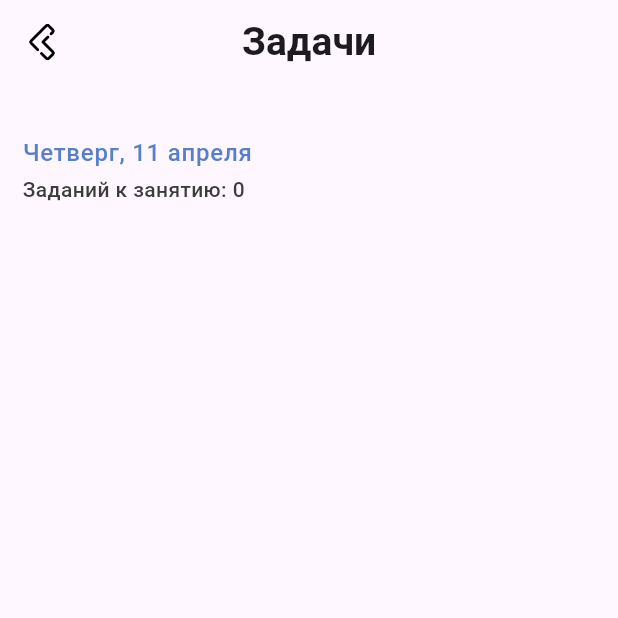
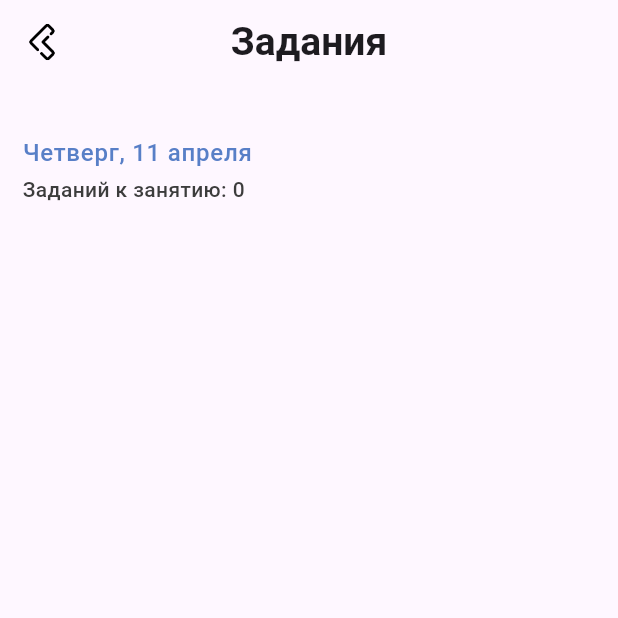
Before and after one commit to yngve3/ScheduleForICTISFlutter, a Flutter app: the CoupleNotesListPage screen opened directly, after a tap on "Добавить задание", on a phone screen of 412 x 824 dp, the top half of it. Run offline on Flutter 3.47's test engine with Material 3 defaults, Android fonts, the phone set to English and light mode, and no system bars; our stand-ins replace bloc, flutter_bloc, flutter_expandable_fab, freezed_annotation, go_router, objectbox and 1 more; generated files the repository leaves out were written again.

Commit message:
Adding, deleting, modifying tasks works now.

```diff
--- a/lib/data/repositories/notes_repository.dart
+++ b/lib/data/repositories/notes_repository.dart
@@ -10,8 +10,10 @@ class NotesRepository {
     _notesBox = objectBox.store.box<Note>();
   }
 
-  Future<List<Note>> getNotesByCoupleID(String coupleID) {
-    return _notesBox.query(Note_.coupleID.equals(coupleID)).build().findAsync();
+  Stream<List<Note>> getNotesByCoupleID(String coupleID) {
+    return _notesBox.query(Note_.coupleID.equals(coupleID))
+        .watch(triggerImmediately: true)
+        .map((event) => event.find());
   }
 
   Future<Note?> getNote(int noteID) {
--- a/lib/domain/interactors/notes_interactor.dart
+++ b/lib/domain/interactors/notes_interactor.dart
@@ -15,7 +15,7 @@ class NotesInteractor {
     return Couple.fromCoupleDB(coupleDB);
   }
 
-  Future<List<Note>> getNotesByCoupleID(String coupleID) {
+  Stream<List<Note>> getNotesByCoupleID(String coupleID) {
     return _notesRepository.getNotesByCoupleID(coupleID);
   }
 
@@ -24,14 +24,18 @@ class NotesInteractor {
   }
 
   void addNote({
+    int? noteID,
     required String title,
     required DateTime date,
-    required String coupleID
+    required String coupleID,
+    String? description
   }) {
     _notesRepository.addNote(Note(
+      id: noteID ?? 0,
       title: title,
       date: date,
       coupleID: coupleID,
+      description: description
     ));
   }
 
--- a/lib/domain/models/note/note.dart
+++ b/lib/domain/models/note/note.dart
@@ -2,13 +2,15 @@ import 'package:objectbox/objectbox.dart';
 
 @Entity()
 class Note {
-  @Id() int id = 0;
+  @Id() int id;
   final String title;
   final String? description;
+  @Property(type: PropertyType.date)
   final DateTime date;
   final String coupleID;
 
   Note({
+    required this.id,
     required this.title,
     required this.date,
     required this.coupleID,
--- a/lib/presentation/pages/notes/couple_notes_list/couple_notes_list.dart
+++ b/lib/presentation/pages/notes/couple_notes_list/couple_notes_list.dart
@@ -29,7 +29,7 @@ class CoupleNotesListPage extends StatelessWidget {
           return Scaffold(
             appBar: MyAppBar(
               appBar: AppBar(),
-              title: 'Задачи',
+              title: 'Задания',
             ),
             body: Padding(
               padding: const EdgeInsets.symmetric(horizontal: 15),
@@ -45,7 +45,8 @@ class CoupleNotesListPage extends StatelessWidget {
                     "Заданий к занятию: ${state.notes.length}",
                     style: context.textTheme.bodyMedium,
                   ),
-                  NotesList(notes: state.notes),
+                  const SizedBox(height: 10),
+                  NotesList(notes: state.notes, coupleID: coupleID ?? ""),
                   FilledButton(
                     onPressed: () => context.go(Routes.addNote.path({"couple_id": coupleID})),
                     child: const Text("Добавить задание"),
@@ -63,15 +64,23 @@ class CoupleNotesListPage extends StatelessWidget {
 class NotesListItem extends StatelessWidget {
   const NotesListItem({
     super.key,
-    required this.note
+    required this.note,
+    required this.coupleID
   });
 
   final Note note;
+  final String coupleID;
 
   @override
   Widget build(BuildContext context) {
-    return Card(
-      child: Text(note.title, style: context.textTheme.bodyLarge),
+    return GestureDetector(
+      onTap: () => context.go(Routes.noteInfo.path({"couple_id": coupleID, "note_id": note.id})),
+      child: Card(
+        child: Padding(
+          padding: const EdgeInsets.all(20),
+          child: Text(note.title, style: context.textTheme.bodyLarge),
+        ),
+      ),
     );
   }
 }
@@ -80,17 +89,23 @@ class NotesListItem extends StatelessWidget {
 class NotesList extends StatelessWidget {
   const NotesList({
     super.key,
-    required this.notes
+    required this.notes,
+    required this.coupleID
   });
 
   final List<Note> notes;
+  final String coupleID;
 
   @override
   Widget build(BuildContext context) {
     return Expanded(
       child: SingleChildScrollView(
         child: Column(
-          children: notes.map((element) => NotesListItem(note: element)).toList(),
+          crossAxisAlignment: CrossAxisAlignment.stretch,
+          children: notes.map((element) => NotesListItem(
+            note: element,
+            coupleID: coupleID,
+          )).toList(),
         ),
       ),
     );
--- a/lib/presentation/pages/notes/couple_notes_list/cubit/couple_notes_list_cubit.dart
+++ b/lib/presentation/pages/notes/couple_notes_list/cubit/couple_notes_list_cubit.dart
@@ -1,20 +1,31 @@
+import 'dart:async';
+
 import 'package:flutter_bloc/flutter_bloc.dart';
 import 'package:schedule_for_ictis_flutter/domain/interactors/notes_interactor.dart';
 
+import '../../../../../domain/models/note/note.dart';
 import 'couple_notes_list_state.dart';
 
 class CoupleNotesListCubit extends Cubit<CoupleNotesListState> {
   CoupleNotesListCubit() : super(const CoupleNotesListState());
 
   final NotesInteractor _notesInteractor = NotesInteractor();
+  late StreamSubscription<List<Note>> subscription;
 
   void loadState(String? coupleID) async {
     if (coupleID == null) return;
     final couple = await _notesInteractor.getCoupleByID(coupleID);
-    final notes = await _notesInteractor.getNotesByCoupleID(coupleID);
-    emit(CoupleNotesListState(
-      couple: couple,
-      notes: notes
-    ));
+    subscription = _notesInteractor.getNotesByCoupleID(coupleID).listen((notes) {
+      emit(CoupleNotesListState(
+          couple: couple,
+          notes: notes
+      ));
+    });
+  }
+
+  @override
+  Future<void> close() {
+    subscription.cancel();
+    return super.close();
   }
 }
--- a/lib/presentation/pages/notes/note_add/cubit/note_add_cubit.dart
+++ b/lib/presentation/pages/notes/note_add/cubit/note_add_cubit.dart
@@ -10,9 +10,11 @@ class NoteAddCubit extends Cubit<NoteAddState> {
 
   void addNote() {
     _interactor.addNote(
+      noteID: state.noteID,
       title: state.title,
       date: state.date ?? DateTime.now(),
-      coupleID: state.coupleID
+      coupleID: state.coupleID,
+      description: state.description
     );
   }
 
@@ -35,7 +37,8 @@ class NoteAddCubit extends Cubit<NoteAddState> {
 
     emit(state.copyWith(
       title: note.title,
-      description: note.description
+      description: note.description,
+      noteID: note.id
     ));
   }
 
--- a/lib/presentation/pages/notes/note_add/cubit/note_add_state.dart
+++ b/lib/presentation/pages/notes/note_add/cubit/note_add_state.dart
@@ -10,7 +10,8 @@ class NoteAddState with _$NoteAddState {
     String? description,
     @Default("") String discipline,
     DateTime? date,
-    @Default(false) isButtonSaveEnabled
+    @Default(false) isButtonSaveEnabled,
+    int? noteID
   }) = _NoteAddState;
 
 }
--- a/lib/presentation/pages/notes/note_add/note_add_page.dart
+++ b/lib/presentation/pages/notes/note_add/note_add_page.dart
@@ -64,7 +64,10 @@ class NoteAddPage extends StatelessWidget {
                     ),
                   ),
                   FilledButton(
-                    onPressed: () => cubit.addNote(),
+                    onPressed: () {
+                      cubit.addNote();
+                      context.pop();
+                    },
                     child: const Text("Сохранить"),
                   )
                 ],
```
Also changed, not shown: lib/presentation/pages/notes/note_info/cubit/note_info_cubit.dart (added, +28 -0 lines), lib/presentation/pages/notes/note_info/cubit/note_info_state.dart (added, +14 -0 lines), lib/presentation/pages/notes/note_info/note_info_page.dart (+86 -2 lines), lib/presentation/route/router.dart (+5 -2 lines), lib/objectbox.g.dart, lib/presentation/pages/notes/note_add/cubit/note_add_state.freezed.dart, lib/presentation/pages/notes/note_info/cubit/note_info_state.freezed.dart (added).
